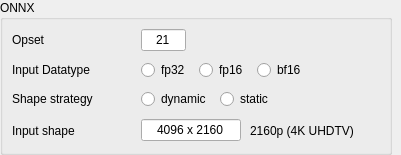
Old version of the form ui/designer/ui_onnx_widget.ui in the repository herlegon/hconvert.
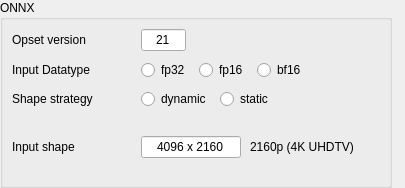
New version of the form.

Patch:
```diff
--- a/ui/designer/ui_onnx_widget.ui
+++ b/ui/designer/ui_onnx_widget.ui
@@ -6,8 +6,8 @@
    <rect>
     <x>0</x>
     <y>0</y>
-    <width>401</width>
-    <height>155</height>
+    <width>405</width>
+    <height>188</height>
    </rect>
   </property>
   <property name="windowTitle">
@@ -192,7 +192,7 @@
            </size>
           </property>
           <property name="text">
-           <string>Opset</string>
+           <string>Opset version</string>
           </property>
          </widget>
         </item>
```
Left out of the diff: 2 changed lines with no effect on the pictures.
